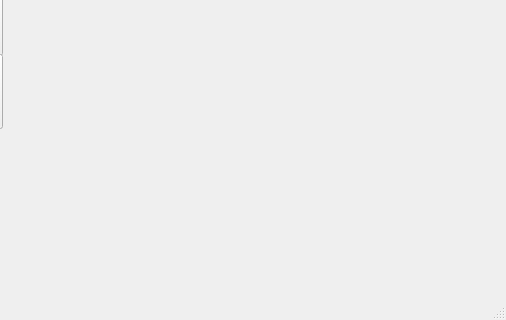
Before: the Qt Designer form THE-GAME/MainWindow.ui in Khaens/THE-GAME, drawn with Qt 5; both pictures show x 574 to 1080 and y 400 to 720 of the 1080 by 720 pixel window.
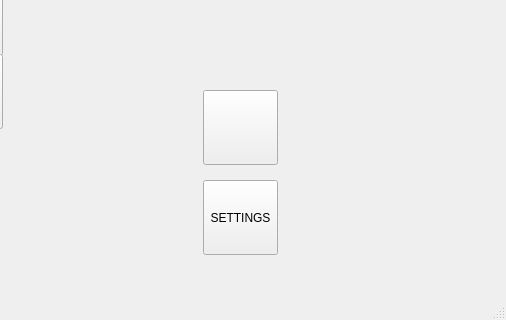
After: the same form once the commit is applied.

Commit message:
Added Help and Settings buttons, and more fixes
Help button does something - pops out a window with rules, tips etc.
Settings button doesn't do anything yet, but has been added.
Fixed exception that was thrown whenever closing the application - commented game initialization line in main.cpp. It created an object that had custom destructors and everything would go boom.

Patch:
```diff
--- a/THE-GAME/MainWindow.ui
+++ b/THE-GAME/MainWindow.ui
@@ -128,6 +128,68 @@
       </item>
      </layout>
     </widget>
+    <widget class="QPushButton" name="settingsButton">
+     <property name="geometry">
+      <rect>
+       <x>740</x>
+       <y>550</y>
+       <width>75</width>
+       <height>75</height>
+      </rect>
+     </property>
+     <property name="sizePolicy">
+      <sizepolicy hsizetype="Fixed" vsizetype="Fixed">
+       <horstretch>0</horstretch>
+       <verstretch>0</verstretch>
+      </sizepolicy>
+     </property>
+     <property name="minimumSize">
+      <size>
+       <width>75</width>
+       <height>75</height>
+      </size>
+     </property>
+     <property name="maximumSize">
+      <size>
+       <width>75</width>
+       <height>75</height>
+      </size>
+     </property>
+     <property name="text">
+      <string>SETTINGS</string>
+     </property>
+    </widget>
+    <widget class="QPushButton" name="helpButton">
+     <property name="geometry">
+      <rect>
+       <x>740</x>
+       <y>460</y>
+       <width>75</width>
+       <height>75</height>
+      </rect>
+     </property>
+     <property name="sizePolicy">
+      <sizepolicy hsizetype="Fixed" vsizetype="Fixed">
+       <horstretch>0</horstretch>
+       <verstretch>0</verstretch>
+      </sizepolicy>
+     </property>
+     <property name="minimumSize">
+      <size>
+       <width>75</width>
+       <height>75</height>
+      </size>
+     </property>
+     <property name="maximumSize">
+      <size>
+       <width>75</width>
+       <height>75</height>
+      </size>
+     </property>
+     <property name="text">
+      <string/>
+     </property>
+    </widget>
    </widget>
   </widget>
   <widget class="QToolBar" name="mainToolBar">
```
The commit also changes 14 other files.
